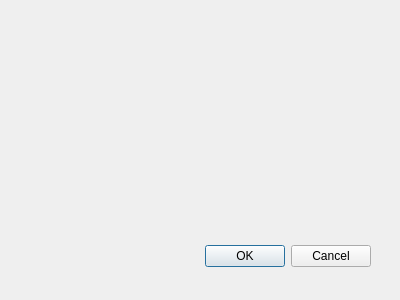
The window that yolo_plugin/yolo_plugin_dialog_base.ui (mateusz29/qgis-yolo-plugin) describes before a commit, drawn with Qt 5.
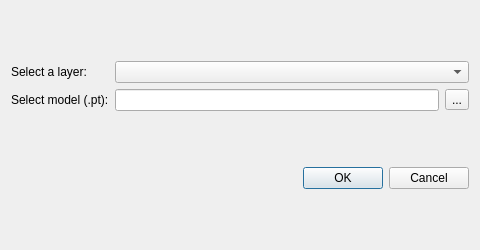
The same window after the commit.

Commit message: Add simple ui to YOLOPlugin

Diff of the .ui file:
```diff
--- a/yolo_plugin/yolo_plugin_dialog_base.ui
+++ b/yolo_plugin/yolo_plugin_dialog_base.ui
@@ -5,29 +5,62 @@
    <rect>
     <x>0</x>
     <y>0</y>
-    <width>400</width>
-    <height>300</height>
+    <width>480</width>
+    <height>250</height>
    </rect>
   </property>
   <property name="windowTitle" >
    <string>YOLO Plugin</string>
   </property>
-  <widget class="QDialogButtonBox" name="button_box" >
-   <property name="geometry" >
-    <rect>
-     <x>30</x>
-     <y>240</y>
-     <width>341</width>
-     <height>32</height>
-    </rect>
-   </property>
-   <property name="orientation" >
-    <enum>Qt::Horizontal</enum>
-   </property>
-   <property name="standardButtons" >
-    <set>QDialogButtonBox::Cancel|QDialogButtonBox::Ok</set>
-   </property>
-  </widget>
+
+  <layout class="QVBoxLayout" name="verticalLayout">
+   <item>
+    <layout class="QGridLayout" name="gridLayout">
+
+     <item row="0" column="0">
+      <widget class="QLabel" name="label_layer">
+       <property name="text">
+        <string>Select a layer:</string>
+       </property>
+      </widget>
+     </item>
+     <item row="0" column="1">
+      <widget class="QComboBox" name="comboBox"/>
+     </item>
+
+     <item row="1" column="0">
+      <widget class="QLabel" name="label_model">
+       <property name="text">
+        <string>Select model (.pt):</string>
+       </property>
+      </widget>
+     </item>
+     <item row="1" column="1">
+      <layout class="QHBoxLayout" name="horizontalLayout">
+       <item>
+        <widget class="QLineEdit" name="lineEdit"/>
+       </item>
+       <item>
+        <widget class="QToolButton" name="toolButton">
+         <property name="text">
+          <string>...</string>
+         </property>
+        </widget>
+       </item>
+      </layout>
+     </item>
+    </layout>
+   </item>
+
+   <item>
+    <widget class="QDialogButtonBox" name="button_box">
+     <property name="standardButtons">
+      <set>QDialogButtonBox::Ok|QDialogButtonBox::Cancel</set>
+     </property>
+    </widget>
+   </item>
+  </layout>
+
  </widget>
  <resources/>
  <connections>
```
Left out of the diff: 22 changed lines with no effect on the pictures. The commit also changes 1 other file.
